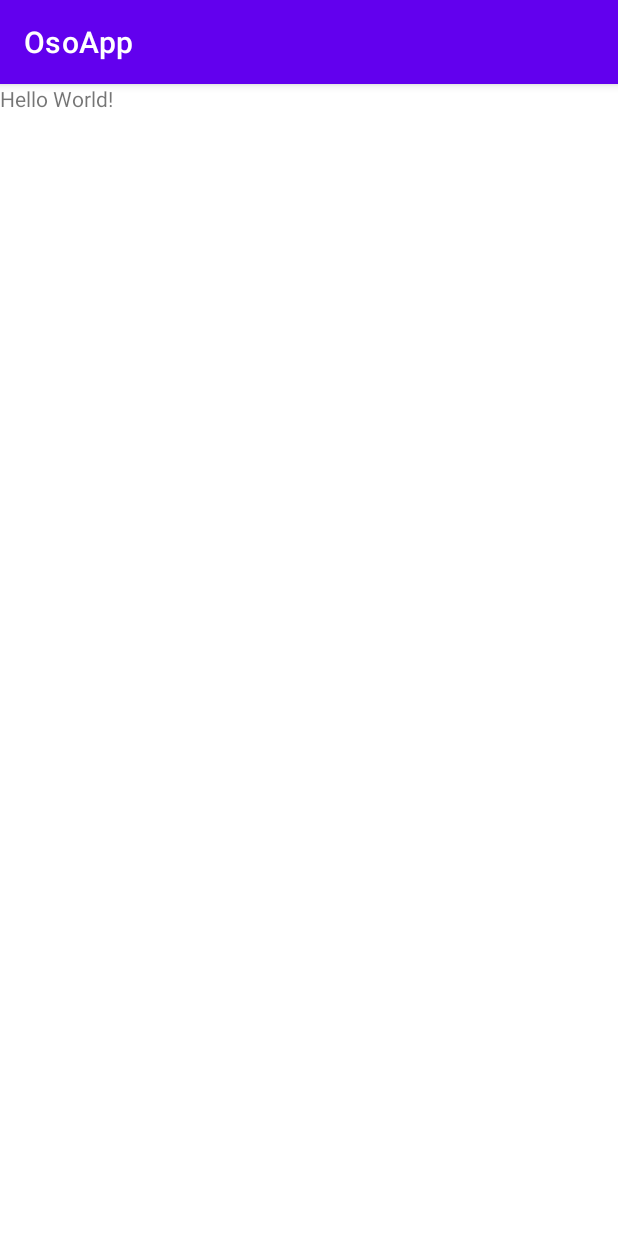
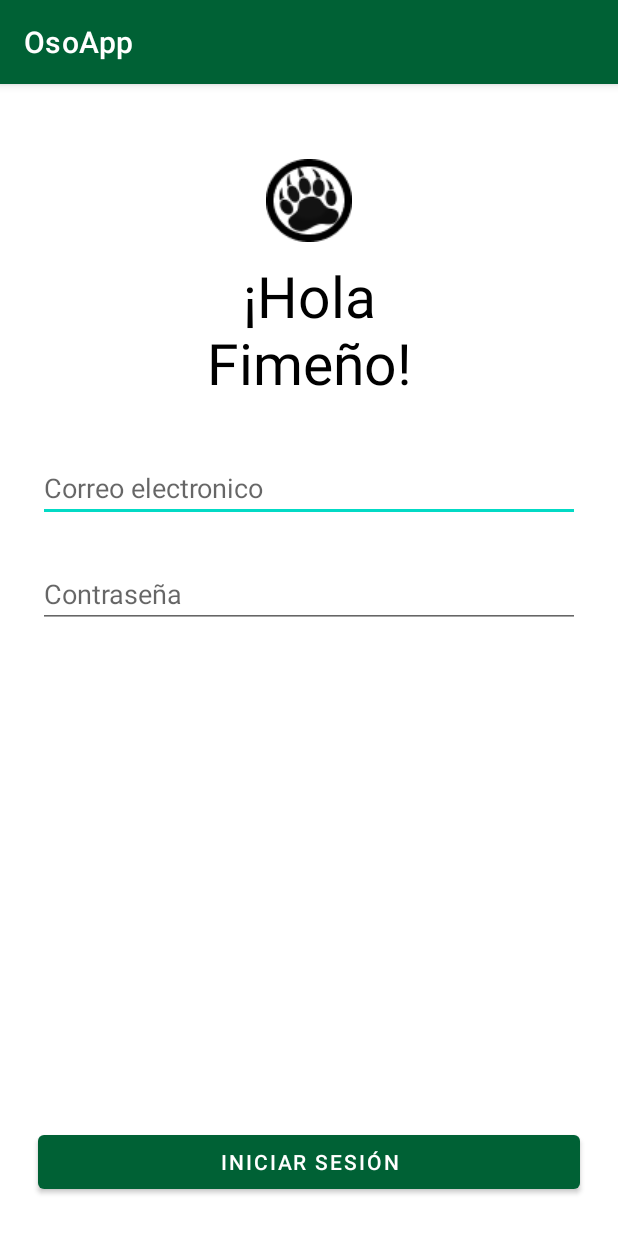
Before and after one commit to AsaelRddz/OsoApp, an Android app: the screen it shows after launch (MainActivity before the commit, LoginActivity after it), on a phone screen of 412 x 824 dp. Shown: the top 1233 px of the screen. Run offline under Robolectric (Android 15) with nearby library versions, the phone set to English and light mode, and no system bars.

Commit message:
Diseño login parte 1

```diff
--- a/app/src/main/AndroidManifest.xml
+++ b/app/src/main/AndroidManifest.xml
@@ -9,7 +9,8 @@
         android:roundIcon="@mipmap/ic_launcher_round"
         android:supportsRtl="true"
         android:theme="@style/Theme.OsoApp">
-        <activity android:name=".MainActivity">
+        <activity android:name=".MainActivity"></activity>
+        <activity android:name=".LoginActivity">
             <intent-filter>
                 <action android:name="android.intent.action.MAIN" />
 
@@ -17,4 +18,5 @@
             </intent-filter>
         </activity>
     </application>
+
 </manifest>
--- /dev/null
+++ b/app/src/main/java/com/fime/osoapp/LoginActivity.java
@@ -0,0 +1,14 @@
+package com.fime.osoapp;
+
+import androidx.appcompat.app.AppCompatActivity;
+
+import android.os.Bundle;
+
+public class LoginActivity extends AppCompatActivity {
+
+    @Override
+    protected void onCreate(Bundle savedInstanceState) {
+        super.onCreate(savedInstanceState);
+        setContentView(R.layout.activity_login);
+    }
+}
--- /dev/null
+++ b/app/src/main/res/layout/activity_login.xml
@@ -0,0 +1,61 @@
+<?xml version="1.0" encoding="utf-8"?>
+<RelativeLayout xmlns:android="http://schemas.android.com/apk/res/android"
+    xmlns:app="http://schemas.android.com/apk/res-auto"
+    xmlns:tools="http://schemas.android.com/tools"
+    android:layout_width="match_parent"
+    android:layout_height="match_parent"
+    android:orientation="vertical"
+    tools:context=".LoginActivity">
+
+    <ImageView
+        android:id="@+id/logo"
+        android:layout_marginTop="50dp"
+        android:layout_width="match_parent"
+        android:layout_height="wrap_content"
+        app:srcCompat="@drawable/logo_osoapp" />
+
+    <TextView
+        android:id="@+id/hola_fimeno"
+        android:layout_width="match_parent"
+        android:layout_height="wrap_content"
+        android:text="¡Hola
+        Fimeño!"
+        android:gravity="center"
+        android:layout_marginStart="100dp"
+        android:layout_marginEnd="100dp"
+        android:padding="10dp"
+        android:textColor="@color/black"
+        android:textSize="38sp"
+        android:layout_below="@+id/logo"/>
+
+    <EditText
+        android:id="@+id/et_email"
+        android:layout_width="match_parent"
+        android:layout_height="wrap_content"
+        android:hint="Correo electronico"
+        android:layout_margin="25dp"
+        android:ems="10"
+        android:inputType="textEmailAddress"
+        android:layout_below="@+id/hola_fimeno"/>
+
+    <EditText
+        android:id="@+id/et_password"
+        android:layout_width="match_parent"
+        android:layout_height="wrap_content"
+        android:hint="Contraseña"
+        android:layout_marginStart="25dp"
+        android:layout_marginEnd="25dp"
+        android:ems="10"
+        android:inputType="textPassword"
+        android:layout_below="@+id/et_email"/>
+
+    <Button
+        android:id="@+id/button"
+        android:layout_width="match_parent"
+        android:layout_height="wrap_content"
+        android:text="Iniciar Sesión"
+        android:layout_margin="25dp"
+        android:layout_alignParentBottom="true"/>
+
+
+</RelativeLayout>
--- a/app/src/main/res/layout/activity_main.xml
+++ b/app/src/main/res/layout/activity_main.xml
@@ -1,5 +1,5 @@
 <?xml version="1.0" encoding="utf-8"?>
-<LinearLayout xmlns:android="http://schemas.android.com/apk/res/android"
+<androidx.constraintlayout.widget.ConstraintLayout xmlns:android="http://schemas.android.com/apk/res/android"
     xmlns:app="http://schemas.android.com/apk/res-auto"
     xmlns:tools="http://schemas.android.com/tools"
     android:layout_width="match_parent"
@@ -9,10 +9,10 @@
     <TextView
         android:layout_width="wrap_content"
         android:layout_height="wrap_content"
-        android:text="Hello World!"
+        android:text="PANTALLA DE INICIO"
         app:layout_constraintBottom_toBottomOf="parent"
         app:layout_constraintLeft_toLeftOf="parent"
         app:layout_constraintRight_toRightOf="parent"
         app:layout_constraintTop_toTopOf="parent" />
 
-</LinearLayout>
+</androidx.constraintlayout.widget.ConstraintLayout>
--- a/app/src/main/res/values-night/themes.xml
+++ b/app/src/main/res/values-night/themes.xml
@@ -2,12 +2,12 @@
     <!-- Base application theme. -->
     <style name="Theme.OsoApp" parent="Theme.MaterialComponents.DayNight.DarkActionBar">
         <!-- Primary brand color. -->
-        <item name="colorPrimary">@color/purple_200</item>
-        <item name="colorPrimaryVariant">@color/purple_700</item>
-        <item name="colorOnPrimary">@color/black</item>
+        <item name="colorPrimary">@color/main</item>
+        <item name="colorPrimaryVariant">@color/main</item>
+        <item name="colorOnPrimary">@color/white</item>
         <!-- Secondary brand color. -->
         <item name="colorSecondary">@color/teal_200</item>
-        <item name="colorSecondaryVariant">@color/teal_200</item>
+        <item name="colorSecondaryVariant">@color/teal_700</item>
         <item name="colorOnSecondary">@color/black</item>
         <!-- Status bar color. -->
         <item name="android:statusBarColor" tools:targetApi="l">?attr/colorPrimaryVariant</item>
--- a/app/src/main/res/values/colors.xml
+++ b/app/src/main/res/values/colors.xml
@@ -2,7 +2,8 @@
 <resources>
     <color name="purple_200">#FFBB86FC</color>
     <color name="purple_500">#FF6200EE</color>
-    <color name="purple_700">#FF3700B3</color>
+    <color name="head">#FFFFFF</color>
+    <color name="main">#006135</color>
     <color name="teal_200">#FF03DAC5</color>
     <color name="teal_700">#FF018786</color>
     <color name="black">#FF000000</color>
--- a/app/src/main/res/values/themes.xml
+++ b/app/src/main/res/values/themes.xml
@@ -2,8 +2,8 @@
     <!-- Base application theme. -->
     <style name="Theme.OsoApp" parent="Theme.MaterialComponents.DayNight.DarkActionBar">
         <!-- Primary brand color. -->
-        <item name="colorPrimary">@color/purple_500</item>
-        <item name="colorPrimaryVariant">@color/purple_700</item>
+        <item name="colorPrimary">@color/main</item>
+        <item name="colorPrimaryVariant">@color/main</item>
         <item name="colorOnPrimary">@color/white</item>
         <!-- Secondary brand color. -->
         <item name="colorSecondary">@color/teal_200</item>
```
Also changed, not shown: app/src/main/res/drawable/logo_osoapp.png (added).
